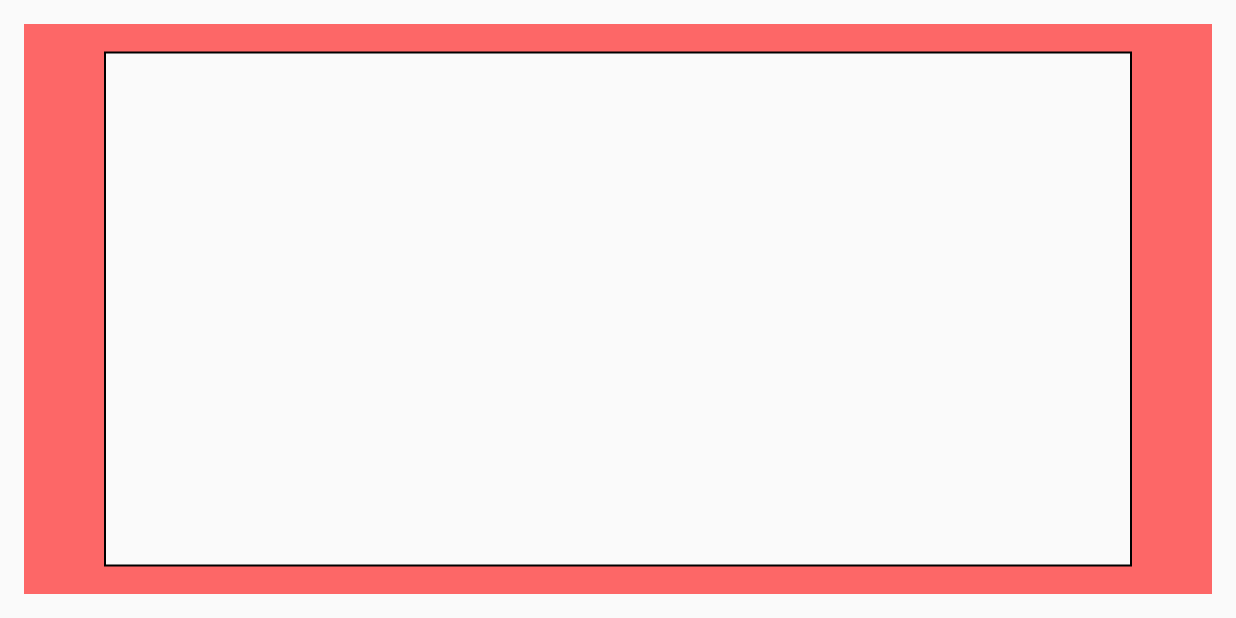
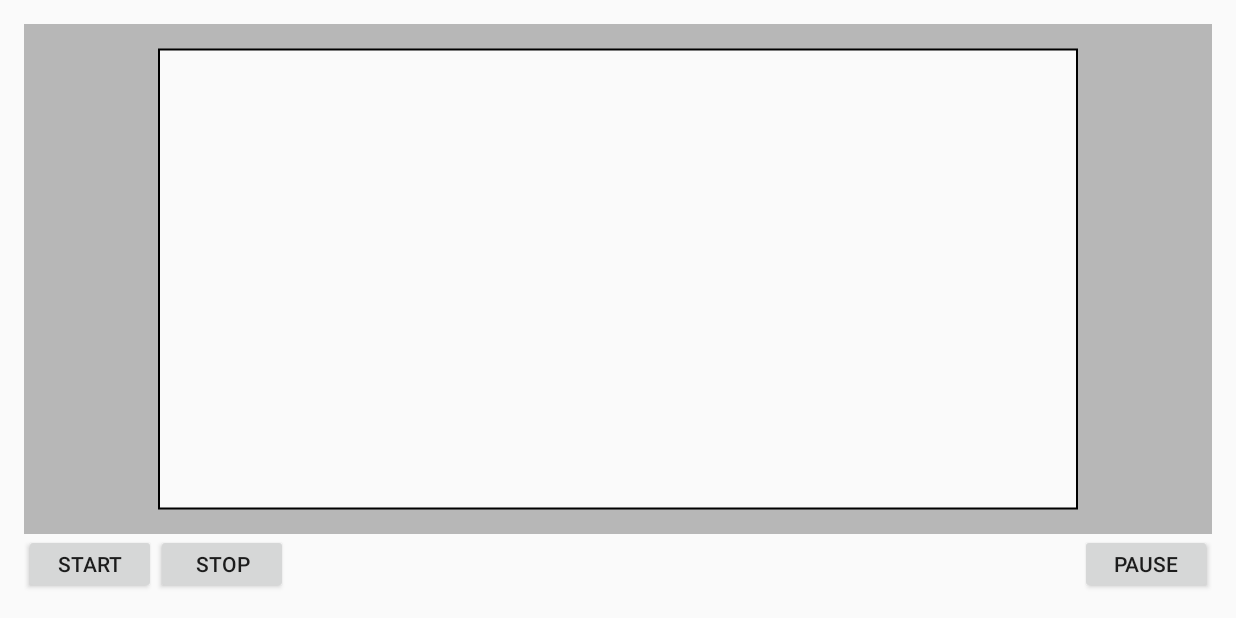
Before and after one commit to zebrajaeger/AndroidPanoHead2, an Android app: the PanoShotActivity screen opened directly, with no data from a screen before it, on a phone screen of 824 x 412 dp (held sideways). Run offline under Robolectric (Android 15) with nearby library versions, the phone set to English and light mode, and no system bars; 1 statement that could not run was skipped.

Commit message:
[add] shoot toolbar

```diff
--- a/app/src/main/java/de/zebrajaeger/androidpanohead2/activity/MainActivity.java
+++ b/app/src/main/java/de/zebrajaeger/androidpanohead2/activity/MainActivity.java
@@ -233,8 +233,8 @@ public class MainActivity extends AppCompatActivity {
   public void onBtnShot(View v) {
     Intent intent = new Intent(this, PanoShotActivity.class);
 
-    CalculatorData cd = new CalculatorData(getAppData().getCamFov(), getAppData().getOverlap(), getAppData().getPanoBounds());
-    //CalculatorData cd = new CalculatorData(new Fov2D(20f,30f), new Overlap(0.25f,0.25f), new Bounds2D(0f,360f,0f,180f));
+    //CalculatorData cd = new CalculatorData(getAppData().getCamFov(), getAppData().getOverlap(), getAppData().getPanoBounds());
+    CalculatorData cd = new CalculatorData(new Fov2D(20f,30f), new Overlap(0.25f,0.25f), new Bounds2D(0f,360f,0f,180f));
     ShotCalculator calc = new SimpleCalculator();
     ShooterScript script = calc.createScript(cd);
     intent.putExtra(PanoShotActivity.SHOOTER_SCRIPT, script);
--- a/app/src/main/java/de/zebrajaeger/androidpanohead2/view/PanoShotView.java
+++ b/app/src/main/java/de/zebrajaeger/androidpanohead2/view/PanoShotView.java
@@ -76,7 +76,7 @@ public class PanoShotView extends View {
     //WORLD_RECT_PAINT.setStrokeWidth(1);
     //WORLD_RECT_PAINT.setAntiAlias(true);
     //WORLD_RECT_PAINT.setColor(Color.GRAY);
-    WORLD_RECT_PAINT.setColor(Color.RED);
+    WORLD_RECT_PAINT.setColor(Color.GRAY);
     WORLD_RECT_PAINT.setAlpha(150);
 
     WORLD_BORDER_PAINT.setStyle(Paint.Style.STROKE);
--- a/app/src/main/res/layout/activity_pano_shot.xml
+++ b/app/src/main/res/layout/activity_pano_shot.xml
@@ -11,6 +11,34 @@
         android:paddingBottom="@dimen/activity_vertical_margin"
         tools:context="de.zebrajaeger.androidpanohead2.activity.PanoShotActivity">
 
-    <view android:layout_width="match_parent" android:layout_height="match_parent" class="de.zebrajaeger.androidpanohead2.view.PanoShotView"
-          android:layout_alignParentTop="true" android:layout_alignParentLeft="true" android:id="@+id/view_shot"/>
+    <RelativeLayout
+            android:layout_width="match_parent"
+            android:layout_height="match_parent" android:layout_alignParentTop="true" android:layout_alignParentLeft="true">
+
+        <view class="de.zebrajaeger.androidpanohead2.view.PanoShotView"
+              android:id="@+id/view_shot"
+              android:layout_width="match_parent" android:layout_height="wrap_content" android:layout_alignParentTop="true"
+              android:layout_alignParentLeft="true" android:layout_above="@+id/toolbar"/>
+        <RelativeLayout
+                android:layout_width="match_parent"
+                android:layout_height="40dp"
+                android:id="@+id/toolbar" android:layout_alignParentBottom="true" android:layout_alignParentLeft="true">
+
+            <Button
+                    android:text="START"
+                    android:layout_width="wrap_content"
+                    android:layout_height="wrap_content" android:layout_alignParentBottom="true" android:layout_alignParentLeft="true"
+                    android:id="@+id/button_start"/>
+            <Button
+                    android:text="STOP"
+                    android:layout_width="wrap_content"
+                    android:layout_height="wrap_content"
+                    android:id="@+id/buttonStop" android:layout_alignParentTop="true" android:layout_toRightOf="@+id/button_start"/>
+            <Button
+                    android:text="PAUSE"
+                    android:layout_width="wrap_content"
+                    android:layout_height="wrap_content"
+                    android:id="@+id/button_pause" android:layout_alignParentTop="true" android:layout_alignParentRight="true"/>
+        </RelativeLayout>
+    </RelativeLayout>
 </RelativeLayout>
```
